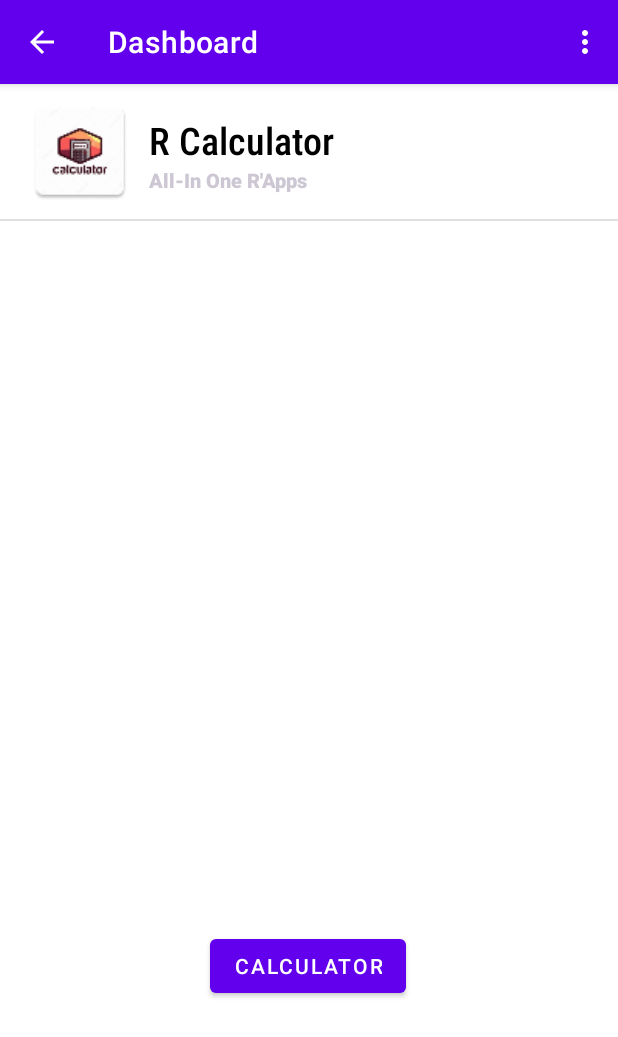
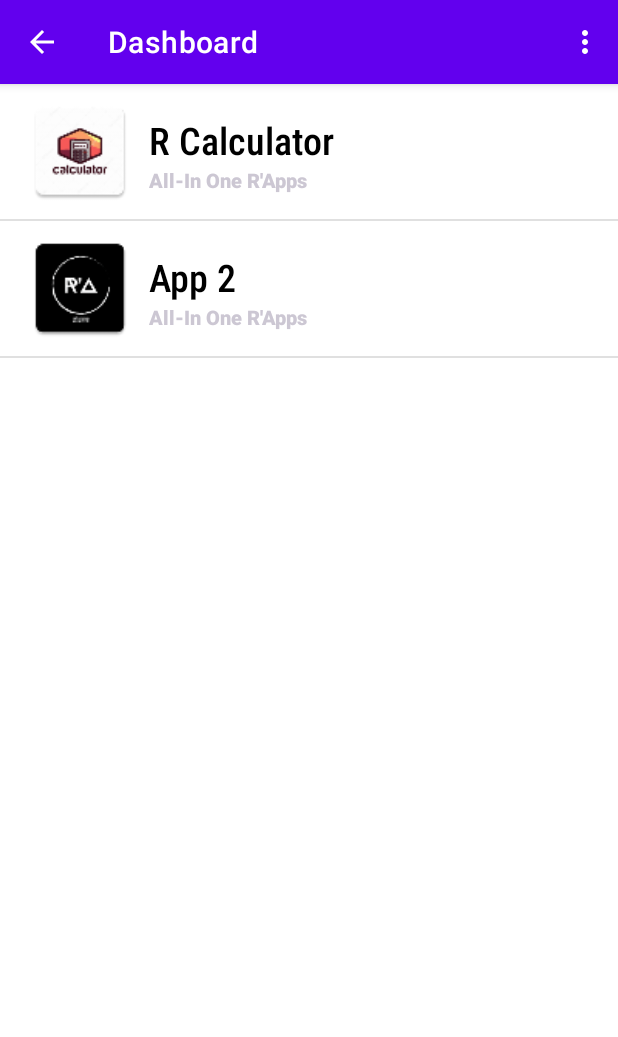
Before and after one commit to Rjndrkha/Tugas1_Mobile, an Android app: the screen it shows after launch (HalamanUtama), on a phone screen of 412 x 824 dp. Shown: the top 1037 px of the screen. Run offline under Robolectric (Android 15) with nearby library versions, the phone set to English and light mode, and no system bars.

Commit message:
ADD FEATURE & FIX BUG

```diff
--- a/app/src/main/java/org/aplas/tugas1_rajendra/HalamanUtama.java
+++ b/app/src/main/java/org/aplas/tugas1_rajendra/HalamanUtama.java
@@ -43,7 +43,7 @@ public class HalamanUtama extends AppCompatActivity {
         for (int i = 0; i < MyItem.Headline.length; i++) {
             data.add(new ItemModel(
                     MyItem.Headline[i],
-                    MyItem.Caption[i],
+                    MyItem.Caption[0],
                     MyItem.Gambar[i]));
         }
         adapter=new ItemAdapter(this,data);
--- a/app/src/main/java/org/aplas/tugas1_rajendra/MyItem.java
+++ b/app/src/main/java/org/aplas/tugas1_rajendra/MyItem.java
@@ -3,11 +3,11 @@ package org.aplas.tugas1_rajendra;
 public class MyItem {
 
     static int[] Gambar={
-            R.mipmap.calculator
+            R.mipmap.calculator,R.mipmap.icon_black
     };
 
     static String[] Headline={
-            "R Calculator"
+            "R Calculator","App 2"
 
     };
 
--- a/app/src/main/res/layout/activity_halaman_utama.xml
+++ b/app/src/main/res/layout/activity_halaman_utama.xml
@@ -16,15 +16,4 @@
         tools:listitem="@layout/list_view"
         />
 
-    <Button
-        android:layout_width="wrap_content"
-        android:layout_height="wrap_content"
-        android:layout_marginBottom="156dp"
-        android:onClick="Calculator"
-        android:text="Calculator"
-        app:layout_constraintBottom_toBottomOf="parent"
-        app:layout_constraintEnd_toEndOf="parent"
-        app:layout_constraintHorizontal_bias="0.498"
-        app:layout_constraintStart_toStartOf="parent" />
-
 </androidx.constraintlayout.widget.ConstraintLayout>
```
Also changed, not shown: app/src/main/java/org/aplas/tugas1_rajendra/MainCalculator.java (added, +25 -0 lines), app/src/main/res/layout/activity_main_calculator.xml (added, +28 -0 lines).
